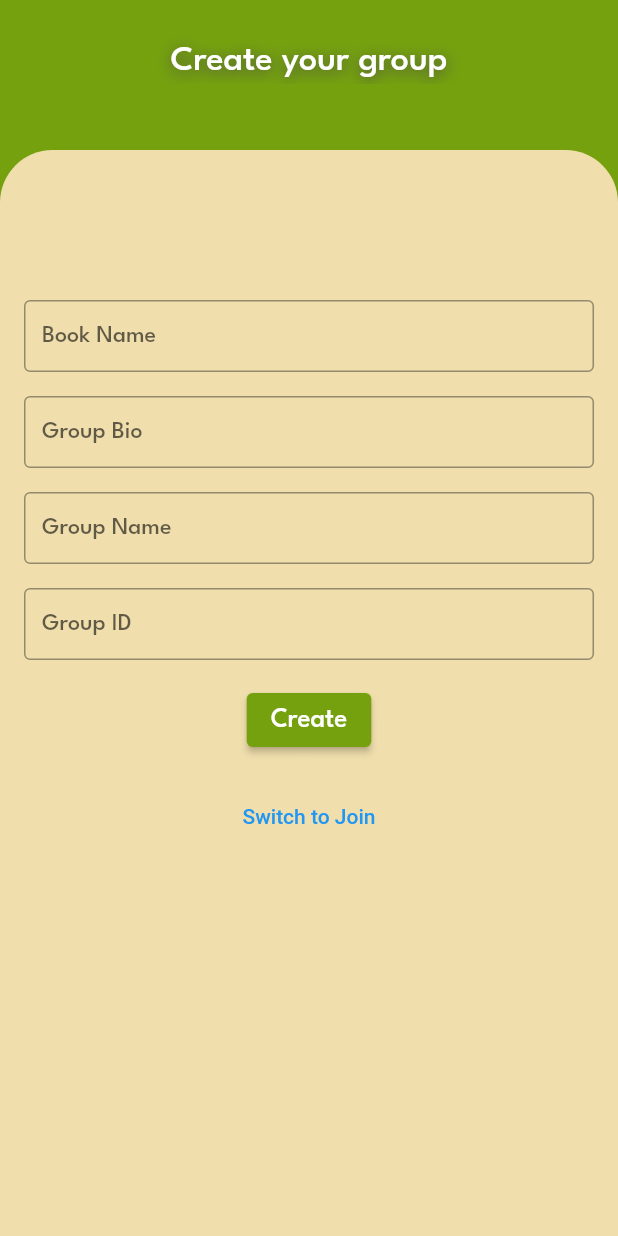
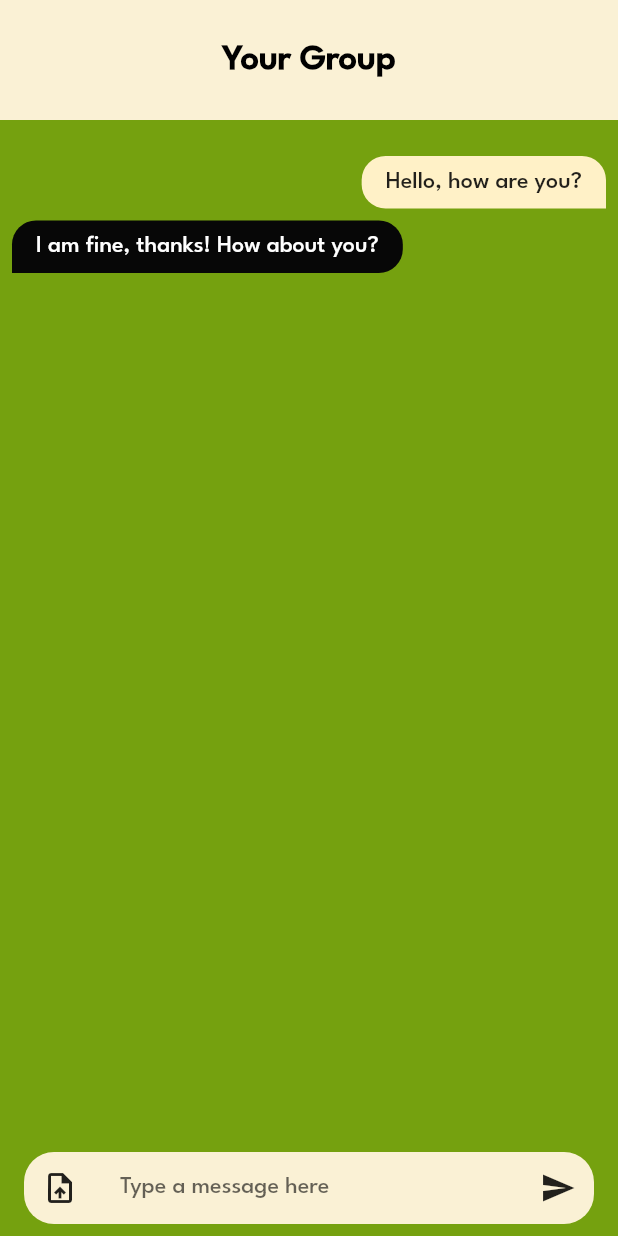
Before and after one commit to acm-projects/Book-Mates, a Flutter app: the screen it shows after launch, on a phone screen of 412 x 824 dp. Run offline on Flutter 3.47's test engine with Material 2 defaults, Android fonts, the phone set to English and light mode, and no system bars; our stand-ins replace cloud_firestore, file_picker, firebase_auth, firebase_core, firebase_storage, flutter_local_notifications and 1 more; missing offline and left inert: flutter_background_service, flutter_background_service_android, flutter_pdfview, flutter_verification_code; accounts and stored records are empty.

Commit message:
finished group chat page

```diff
--- /dev/null
+++ b/lib/GroupChat/chat_main_page.dart
@@ -0,0 +1,170 @@
+import 'package:flutter/material.dart';
+import 'package:file_picker/file_picker.dart';
+import 'dart:io';
+
+void main() => runApp(ChatApp());
+
+class ChatApp extends StatelessWidget {
+  @override
+  Widget build(BuildContext context) {
+    return MaterialApp(
+      title: 'Chat UI',
+      theme: ThemeData(
+        primarySwatch: Colors.green,
+        visualDensity: VisualDensity.adaptivePlatformDensity,
+        textTheme: TextTheme(
+          bodyText2: TextStyle(fontFamily: 'LeagueSpartan'),
+        ),
+      ),
+      home: ChatMainPage(),
+    );
+  }
+}
+
+class ChatMainPage extends StatefulWidget {
+  @override
+  _ChatMainPageState createState() => _ChatMainPageState();
+}
+
+class _ChatMainPageState extends State<ChatMainPage> {
+  final _messageController = TextEditingController();
+  final ScrollController _scrollController = ScrollController();
+
+  @override
+  void dispose() {
+    _messageController.dispose();
+    _scrollController.dispose();
+    super.dispose();
+  }
+
+  @override
+  Widget build(BuildContext context) {
+    return Scaffold(
+      appBar: AppBar(
+        title: Text(
+          'Your Group',
+          style: TextStyle(
+            fontFamily: 'LeagueSpartan',
+            fontWeight: FontWeight.bold,
+            color: Colors.black,
+            fontSize: 24,
+          ),
+        ),
+        backgroundColor: Color(0xFFFAF1D5),
+        centerTitle: true,
+        elevation: 0,
+        toolbarHeight: 80,
+      ),
+      backgroundColor: Color(0xFF75A10F),
+      body: Column(
+        children: <Widget>[
+          SizedBox(height: 10), // Adds space between the AppBar and messages
+          Expanded(
+            child: _messageList(),
+          ),
+          _entryField(),
+        ],
+      ),
+    );
+  }
+
+  Widget _entryField() {
+    return Padding(
+      padding: const EdgeInsets.fromLTRB(16.0, 8.0, 16.0, 8.0),
+      child: Container(
+        decoration: BoxDecoration(
+          color: Color(0xFFFAF1D5), // Changed color of the bottom app bar
+          borderRadius: BorderRadius.circular(20.0),
+        ),
+        child: Row(
+          children: <Widget>[
+            IconButton(
+              icon: const Icon(Icons.upload_file),
+              onPressed: () async {
+                FilePickerResult? mediaUp =
+                    await FilePicker.platform.pickFiles(type: FileType.media);
+                if (mediaUp != null && mediaUp.files.isNotEmpty) {
+                  File selectedFile = File(mediaUp.files.single.path!);
+                  // Add your logic to handle file upload
+                }
+              },
+            ),
+            Expanded(
+              child: TextField(
+                controller: _messageController,
+                decoration: InputDecoration(
+                  hintText: "Type a message here",
+                  border: InputBorder.none,
+                  contentPadding: const EdgeInsets.symmetric(horizontal: 16.0),
+                ),
+                style: TextStyle(fontFamily: 'LeagueSpartan'),
+              ),
+            ),
+            IconButton(
+              icon: const Icon(Icons.send),
+              onPressed: () {
+                // Placeholder for send message logic
+              },
+            ),
+          ],
+        ),
+      ),
+    );
+  }
+
+  Widget _messageList() {
+    // Adjust the alignment of the messages to the bottom
+    return Align(
+      alignment: Alignment.bottomCenter,
+      child: ListView.builder(
+        controller: _scrollController,
+        padding:
+            EdgeInsets.only(top: 10), // Additional space at the top of the list
+        itemCount: 2, // Replace with your dynamic message count
+        itemBuilder: (context, index) {
+          bool isUser = index % 2 == 0;
+          String message = isUser
+              ? 'Hello, how are you?'
+              : 'I am fine, thanks! How about you?';
+          return _chatBubble(message, isUser);
+        },
+      ),
+    );
+  }
+
+  Widget _chatBubble(String message, bool isUser) {
+    return Align(
+      alignment: isUser ? Alignment.centerRight : Alignment.centerLeft,
+      child: Container(
+        padding: const EdgeInsets.symmetric(horizontal: 16.0, vertical: 10.0),
+        margin: const EdgeInsets.symmetric(vertical: 4.0, horizontal: 8.0),
+        constraints: BoxConstraints(
+          maxWidth: MediaQuery.of(context).size.width * 0.8,
+        ),
+        decoration: BoxDecoration(
+          color: isUser
+              ? Color.fromARGB(255, 255, 241, 199)
+              : Color.fromARGB(255, 7, 7, 7),
+          borderRadius: isUser
+              ? BorderRadius.only(
+                  topLeft: Radius.circular(16.0),
+                  bottomLeft: Radius.circular(16.0),
+                  topRight: Radius.circular(16.0),
+                )
+              : BorderRadius.only(
+                  bottomRight: Radius.circular(16.0),
+                  topRight: Radius.circular(16.0),
+                  topLeft: Radius.circular(16.0),
+                ),
+        ),
+        child: Text(
+          message,
+          style: TextStyle(
+            color: isUser ? Colors.black87 : Colors.white,
+            fontSize: 16.0,
+          ),
+        ),
+      ),
+    );
+  }
+}
--- a/lib/main.dart
+++ b/lib/main.dart
@@ -11,9 +11,9 @@ import 'package:firebase_core/firebase_core.dart';
 import 'package:flutter/material.dart';
 import 'package:permission_handler/permission_handler.dart';
 import 'package:bookmates_app/GroupChat/group_main.dart';
+import 'package:bookmates_app/GroupChat/chat_main_page.dart';
 import 'package:bookmates_app/Group%20Operations/create_group_screen.dart';
 import 'package:bookmates_app/Group%20Operations/join_group_screen.dart';
-import 'package:bookmates_app/GroupChat/chat_screen.dart';
 
 AppLifecycleState state = AppLifecycleState.detached;
 
@@ -34,7 +34,7 @@ Future<void> main() async {
     },
   );
   await initBackgroundService();
-  runApp(const CreateGroupScreen());
+  runApp(ChatApp());
 }
 
 class MyApp extends StatelessWidget {
```
Also changed, not shown: lib/GroupChat/group_main.dart (+11 -5 lines), lib/User Implementation/profile_page.dart (deleted, +0 -111 lines), 4 other files.
